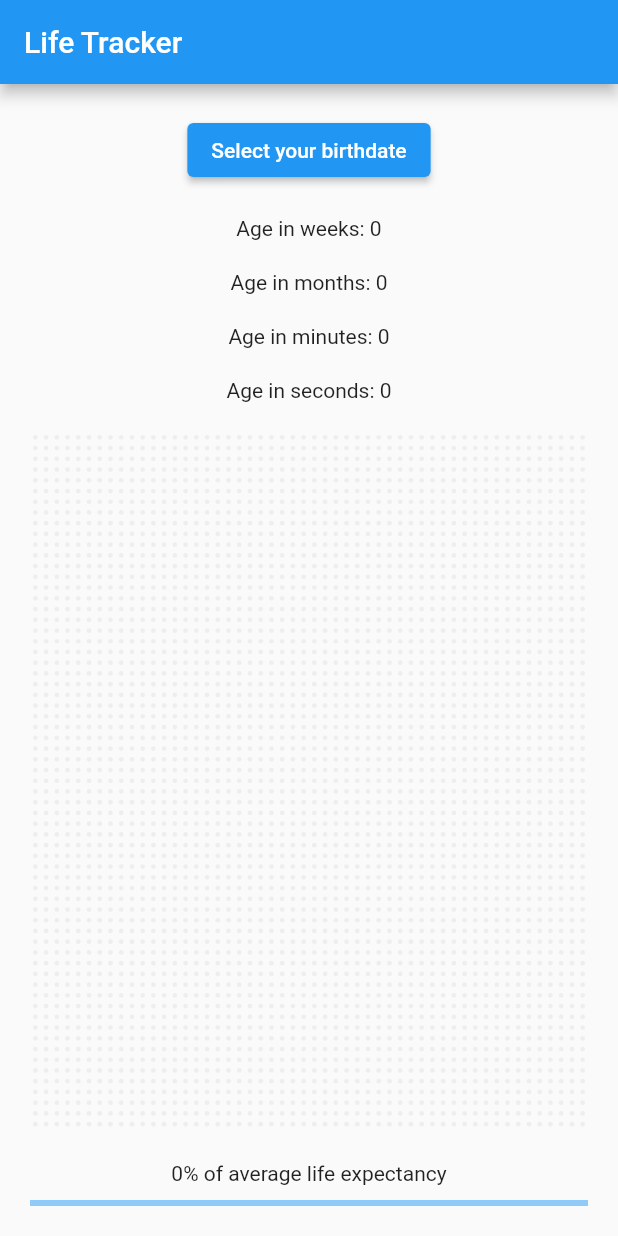
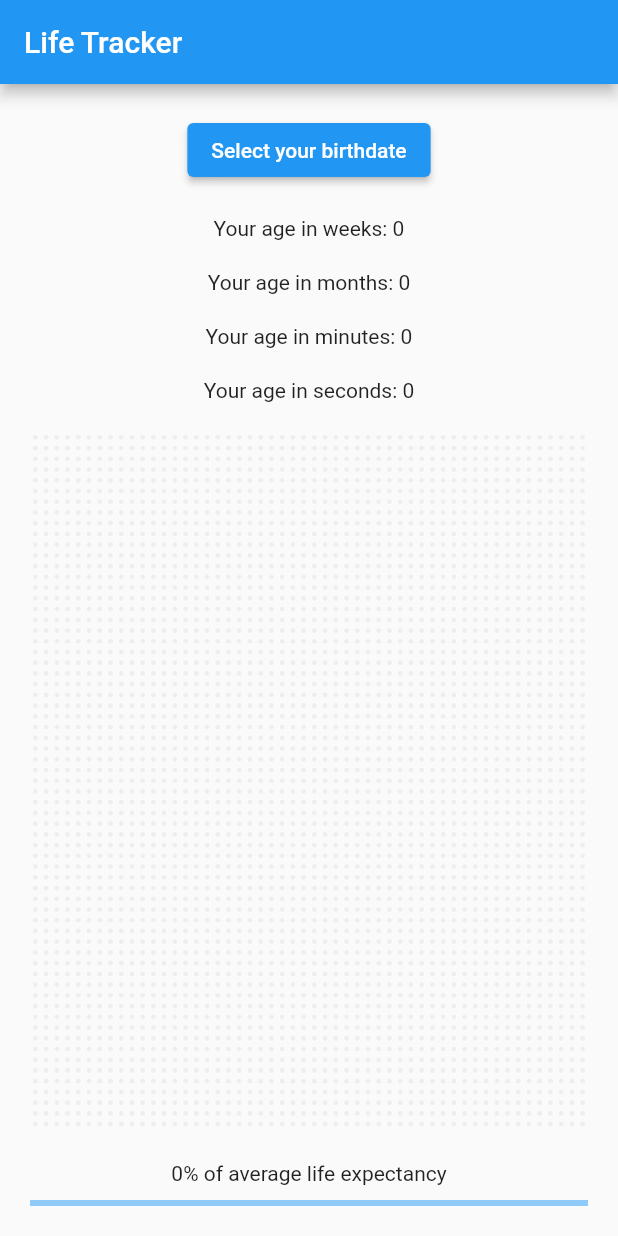
Before and after one commit to sharsheevnursultan/one_live, a Flutter app: the screen it shows after launch, on a phone screen of 412 x 824 dp. Run offline on Flutter 3.47's test engine with Material 2 defaults, Android fonts, the phone set to English and light mode, and no system bars.

Commit message:
Update main.dart

```diff
--- a/lib/main.dart
+++ b/lib/main.dart
@@ -1,90 +1,3 @@
-// import 'package:flutter/material.dart';
-// import 'package:flutter_datetime_picker/flutter_datetime_picker.dart';
-//
-// void main() => runApp(MaterialApp(home: LifeTracker()));
-//
-// class LifeTracker extends StatefulWidget {
-//   const LifeTracker({super.key});
-//
-//   @override
-//   _LifeTrackerState createState() => _LifeTrackerState();
-// }
-//
-// class _LifeTrackerState extends State<LifeTracker> {
-//   int _ageInWeeks = 0;
-//   int _ageInMonths = 0;
-//   final int _averageLifeExpectancyInWeeks = 4160; // 80 years in weeks
-//   final int _averageLifeExpectancyInMonths = 960; // 80 years in months
-//
-//   void _updateAgeInWeeks(DateTime birthdate) {
-//     Duration age = DateTime.now().difference(birthdate);
-//     int ageInWeeks = (age.inDays / 7).floor();
-//     int ageInMonths = (age.inDays / 7).floor();
-//
-//     setState(() {
-//       _ageInWeeks = ageInWeeks;
-//       _ageInMonths = ageInMonths;
-//     });
-//   }
-//
-//   @override
-//   Widget build(BuildContext context) {
-//     List<Widget> squares = [];
-//     for (int i = 0; i < _averageLifeExpectancyInWeeks; i++) {
-//       Color? color = Colors.grey[200];
-//       if (i < _ageInWeeks) {
-//         color = Colors.blue;
-//       }
-//       squares.add(
-//         Container(
-//           width: 10,
-//           height: 10,
-//           margin: const EdgeInsets.all(1),
-//           decoration: BoxDecoration(
-//             color: color,
-//             borderRadius: BorderRadius.circular(1),
-//           ),
-//         ),
-//       );
-//     }
-//
-//     return Scaffold(
-//       appBar: AppBar(
-//         title: const Text('Life Tracker'),
-//       ),
-//       body: Padding(
-//         padding: const EdgeInsets.all(20),
-//         child: Column(
-//           children: [
-//             ElevatedButton(
-//                 onPressed: () async {
-//                   DateTime? selectedDate = await DatePicker.showDatePicker(
-//                       context,
-//                       showTitleActions: true,
-//                       minTime: DateTime(1900),
-//                       maxTime: DateTime.now(), onChanged: (date) {
-//                     print('change $date');
-//                   }, onConfirm: (date) {
-//                     print('confirm $date');
-//                   }, currentTime: DateTime.now(), locale: LocaleType.en);
-//                   _updateAgeInWeeks(selectedDate!);
-//                 },
-//                 child: const Text(
-//                   'Select your birthdate',
-//                 )),
-//             Expanded(
-//               child: GridView.count(
-//                 scrollDirection: Axis.horizontal,
-//                 crossAxisCount: 52,
-//                 children: squares,
-//               ),
-//             ),
-//           ],
-//         ),
-//       ),
-//     );
-//   }
-// }
 
 import 'package:flutter/material.dart';
 
@@ -169,13 +82,13 @@ class _LifeTrackerState extends State<LifeTracker> {
               },
             ),
             SizedBox(height: 20),
-            Text('Age in weeks: $_ageInWeeks'),
+            Text(textAlign: TextAlign.start,'Your age in weeks: $_ageInWeeks'),
             SizedBox(height: 20),
-            Text('Age in months: $_ageInMonths'),
+            Text('Your age in months: $_ageInMonths'),
             SizedBox(height: 20),
-            Text('Age in minutes: $_ageInMinutes'),
+            Text('Your age in minutes: $_ageInMinutes'),
             SizedBox(height: 20),
-            Text('Age in seconds: $_ageInSeconds'),
+            Text('Your age in seconds: $_ageInSeconds'),
             SizedBox(height: 20),
             Expanded(
               child: GridView.count(
```
